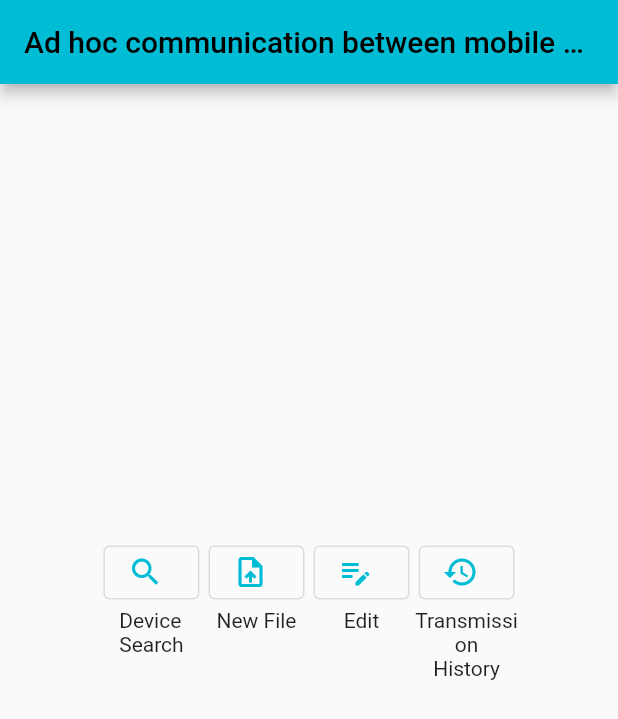
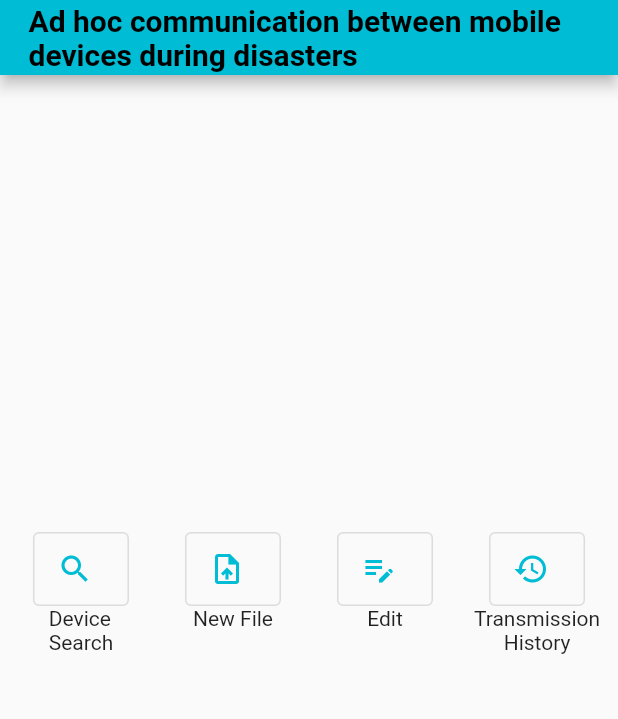
Before and after one commit to nakano-MiLK/shisaku1, a Flutter app: the screen it shows after launch, on a phone screen of 412 x 824 dp. Shown: the top 719 px of the screen. Run offline on Flutter 3.47's test engine with Material 2 defaults, Android fonts, the phone set to English and light mode, and no system bars.

Commit message:
4 buttons minor correction title text's line breaks

```diff
--- a/lib/main.dart
+++ b/lib/main.dart
@@ -40,21 +40,44 @@ class HomeButton extends StatelessWidget{
   Widget build(BuildContext context){
     final _screenSize = MediaQuery.of(context).size;
     return Scaffold(
-      appBar: AppBar(
+      appBar: PreferredSize(
+        preferredSize: const Size.fromHeight(50),
+        child: AppBar(
           centerTitle: true,
-        title: const Text(
-            'Ad hoc communication between mobile devices during disasters'),
+          title: Row(
+            children:  [
+              Flexible(
+                child: Column(
+                  mainAxisAlignment: MainAxisAlignment.center,
+                  children:  [
+                    Container(
+                      padding: const EdgeInsets.all(3.0),
+                      child: const Text(
+                        "Ad hoc communication between mobile devices during disasters",
+                        softWrap: true,
+                        style: TextStyle(fontWeight: FontWeight.bold),
+                        overflow: TextOverflow.clip,
+                      ),
+                    ),
+                  ],
+                )
+              )
+            ],
+          ),
+        ),
       ),
       body: Center(
         child: Row(
-            mainAxisAlignment: MainAxisAlignment.center,
+            mainAxisAlignment: MainAxisAlignment.spaceEvenly,
             children: [
               SizedBox(          //device search
-                width: _screenSize.width * 0.17,
+                width: _screenSize.width * 0.23,
                 height: _screenSize.height * 0.2,
                 child: Column(
                   children: [
-                    OutlinedButton.icon(
+                    SizedBox(
+                      height: _screenSize.height * 0.06,
+                      child: OutlinedButton.icon(
                         icon: const Icon(Icons.search),
                         label: const Text(''),
                         onPressed: () {
@@ -64,47 +87,57 @@ class HomeButton extends StatelessWidget{
                           );
                         },
                       ),
+                    ),
                     const Text('Device\nSearch'),
                   ],
                 ),
               ),
               SizedBox(          //new file
-                width: _screenSize.width * 0.17,
+                width: _screenSize.width * 0.23,
                 height: _screenSize.height * 0.2,
                 child: Column(
                   children: [
-                    OutlinedButton.icon(
+                    SizedBox(
+                      height: _screenSize.height * 0.06,
+                      child: OutlinedButton.icon(
                         icon: const Icon(Icons.upload_file),
                         label: const Text(''),
                         onPressed: () {},
+                      ),
                     ),
                     const Text('New File'),
                   ],
                 ),
               ),
               SizedBox(          //edit
-                width: _screenSize.width * 0.17,
+                width: _screenSize.width * 0.23,
                 height: _screenSize.height * 0.2,
                 child: Column(
                   children: [
-                    OutlinedButton.icon(
+                    SizedBox(
+                      height: _screenSize.height * 0.06,
+                      child: OutlinedButton.icon(
                         icon: const Icon(Icons.edit_note),
                         label: const Text(''),
                         onPressed: () {},
+                      ),
                     ),
                     const Text('Edit'),
                   ],
                 ),
               ),
               SizedBox(          //history
-                width: _screenSize.width * 0.17,
+                width: _screenSize.width * 0.23,
                 height: _screenSize.height * 0.2,
                 child: Column(
                   children: [
-                    OutlinedButton.icon(
+                    SizedBox(
+                      height: _screenSize.height * 0.06,
+                      child: OutlinedButton.icon(
                         icon: const Icon(Icons.history),
                         label: const Text(''),
                         onPressed: () {},
+                      ),
                     ),
                     const Text(
                       'Transmission\nHistory',
```
Lines whose indentation alone changed are shown as unchanged.
